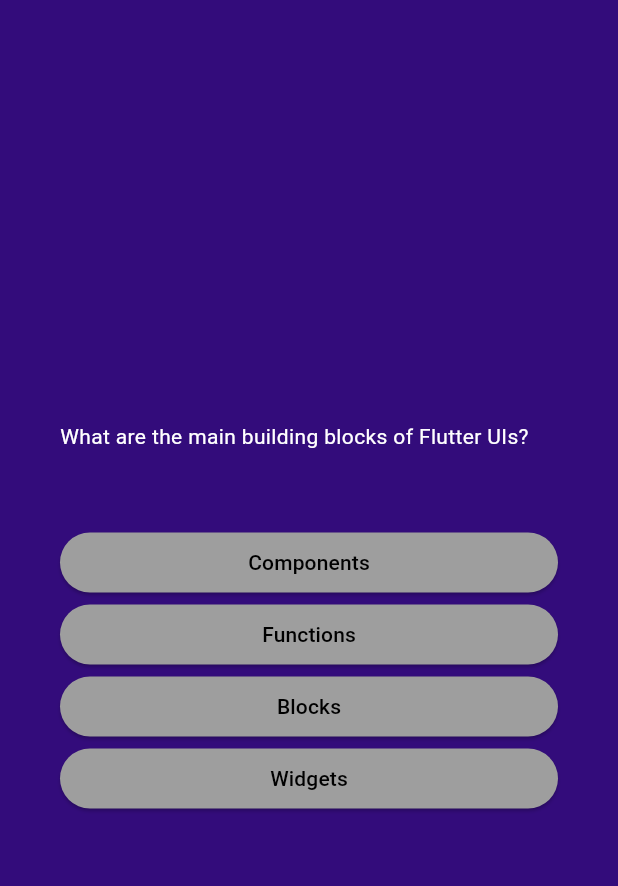
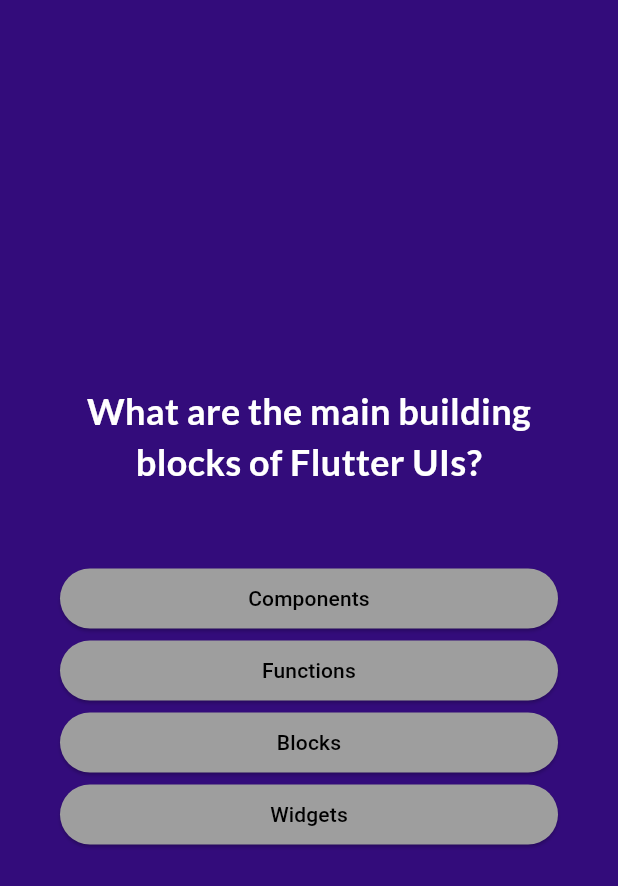
Before and after one commit to SomeshKumarN/flutter_projects, a Flutter app: the screen it shows after launch, after a tap on "Start Quiz!!", on a phone screen of 412 x 824 dp. Shown: the top 886 px of the screen. Run offline on Flutter 3.47's test engine with Material 3 defaults, Android fonts, the phone set to English and light mode, and no system bars; our stand-ins replace google_fonts.

Commit message:
added google font

```diff
--- a/quiz_app/lib/options_button.dart
+++ b/quiz_app/lib/options_button.dart
@@ -14,6 +14,9 @@ class OptionsButton extends StatelessWidget {
           foregroundColor: Colors.black,
           backgroundColor: Colors.grey,
         ),
-        child: Text(buttonText));
+        child: Text(
+          buttonText,
+          textAlign: TextAlign.center,
+        ));
   }
 }
--- a/quiz_app/lib/questions_screen.dart
+++ b/quiz_app/lib/questions_screen.dart
@@ -1,4 +1,5 @@
 import 'package:flutter/material.dart';
+import 'package:google_fonts/google_fonts.dart';
 import 'package:quiz_app/data/questions.dart';
 import 'package:quiz_app/options_button.dart';
 
@@ -30,8 +31,15 @@ class _QuestionsScreenState extends State<QuestionsScreen> {
             mainAxisAlignment: MainAxisAlignment.center,
             crossAxisAlignment: CrossAxisAlignment.stretch,
             children: [
-              Text(currentQuestion.question,
-                  style: TextStyle(color: Colors.white)),
+              Text(
+                currentQuestion.question,
+                style: GoogleFonts.lato(
+                  color: Colors.white,
+                  fontSize: 24,
+                  fontWeight: FontWeight.bold,
+                ),
+                textAlign: TextAlign.center,
+              ),
               SizedBox(height: 50),
               ...currentQuestion.getShuffedAnswers().map(
                     (e) => OptionsButton(
--- a/quiz_app/pubspec.yaml
+++ b/quiz_app/pubspec.yaml
@@ -34,6 +34,7 @@ dependencies:
   # The following adds the Cupertino Icons font to your application.
   # Use with the CupertinoIcons class for iOS style icons.
   cupertino_icons: ^1.0.8
+  google_fonts: ^6.2.1
 
 dev_dependencies:
   flutter_test:
```
Also changed, not shown: 1 other file.
